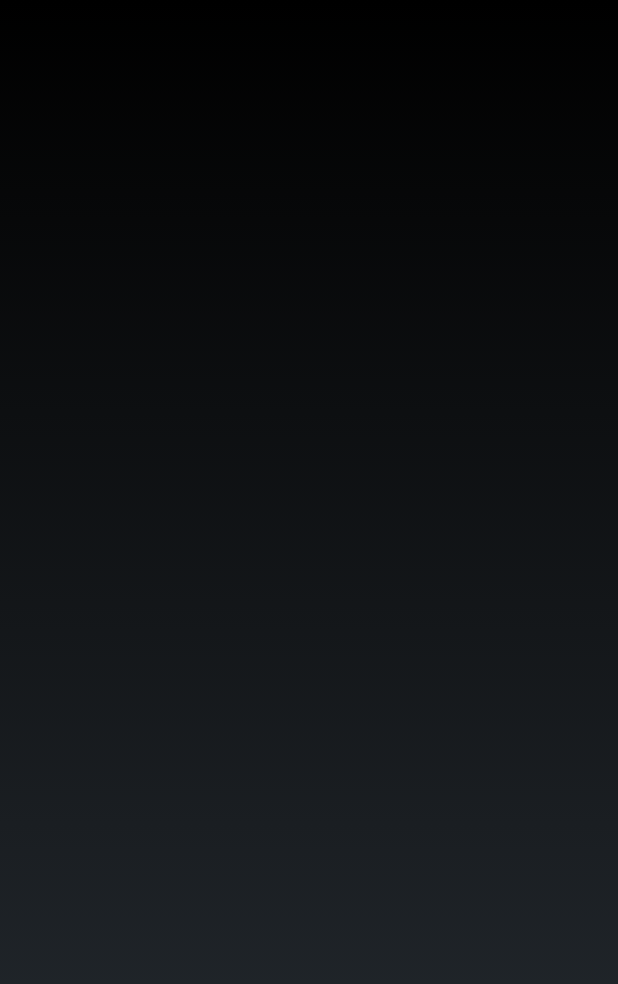
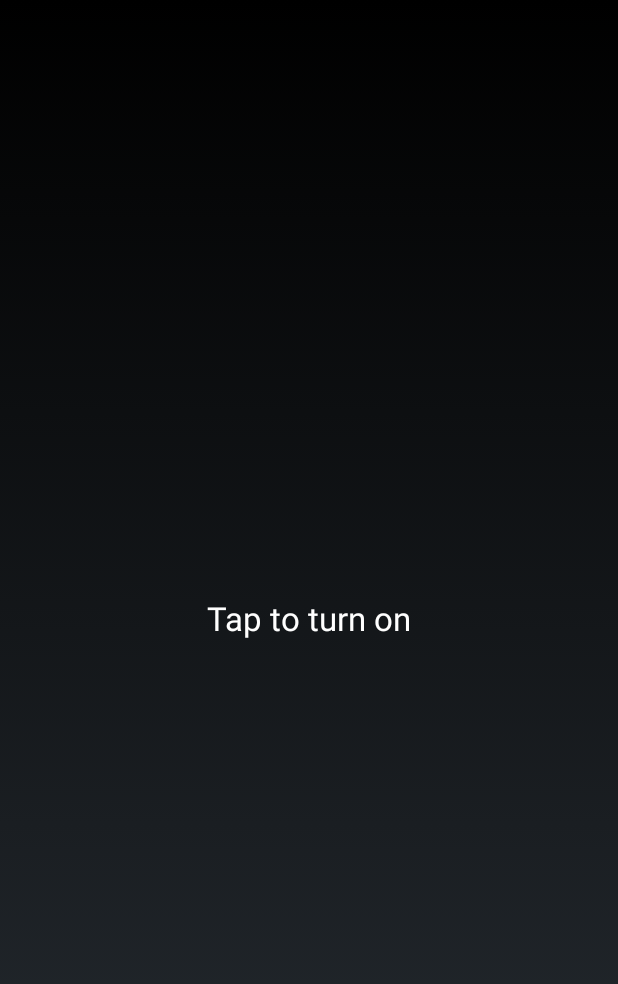
Before and after one commit to ctreatma/simplelight, an Android app: the screen it shows after launch (MainActivity), on a phone screen of 412 x 824 dp. Shown: the top 984 px of the screen. Run offline under Robolectric (Android 15) with nearby library versions, the phone set to English and light mode, and no system bars.

Commit message:
Clean up some unused files and settings

```diff
--- a/src/main/res/layout/simplelight.xml
+++ b/src/main/res/layout/simplelight.xml
@@ -9,4 +9,11 @@
     android:id="@+id/lightToggle"
     tools:context=".SimpleLight">
 
+    <TextView
+            android:layout_width="wrap_content"
+            android:layout_height="wrap_content"
+            android:textAppearance="?android:attr/textAppearanceLarge"
+            android:text=""
+            android:id="@+id/instructions"
+            android:layout_gravity="center"/>
 </FrameLayout>
--- a/src/main/res/menu/main.xml
+++ /dev/null
@@ -1,6 +0,0 @@
-<menu xmlns:android="http://schemas.android.com/apk/res/android">
-    <item android:id="@+id/action_settings"
-        android:title="@string/action_settings"
-        android:orderInCategory="100"
-        android:showAsAction="never" />
-</menu>
--- a/src/main/res/values/strings.xml
+++ b/src/main/res/values/strings.xml
@@ -3,9 +3,5 @@
 
     <string name="app_name" >Simple Light
     </string>
-    <string name="action_settings" >Settings
-    </string>
-    <string name="hello_world" >Hello world!
-    </string>
 
 </resources>
```
